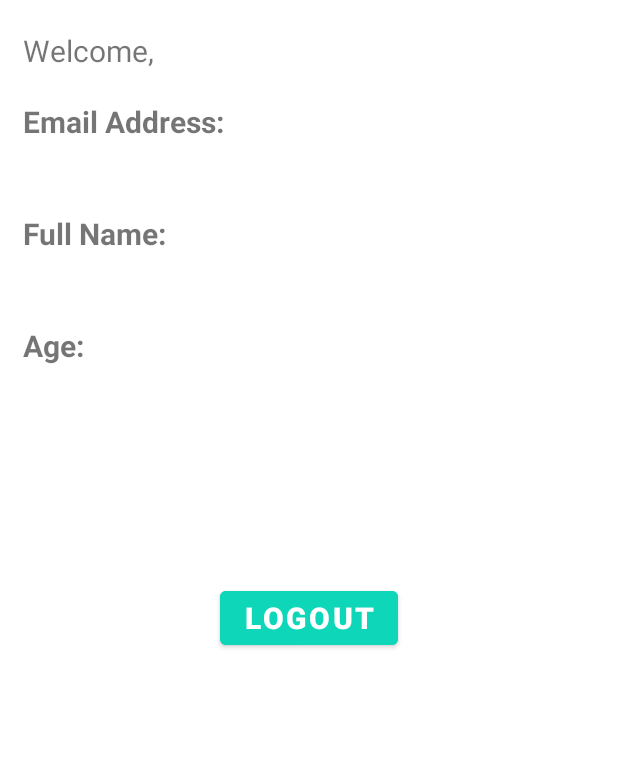
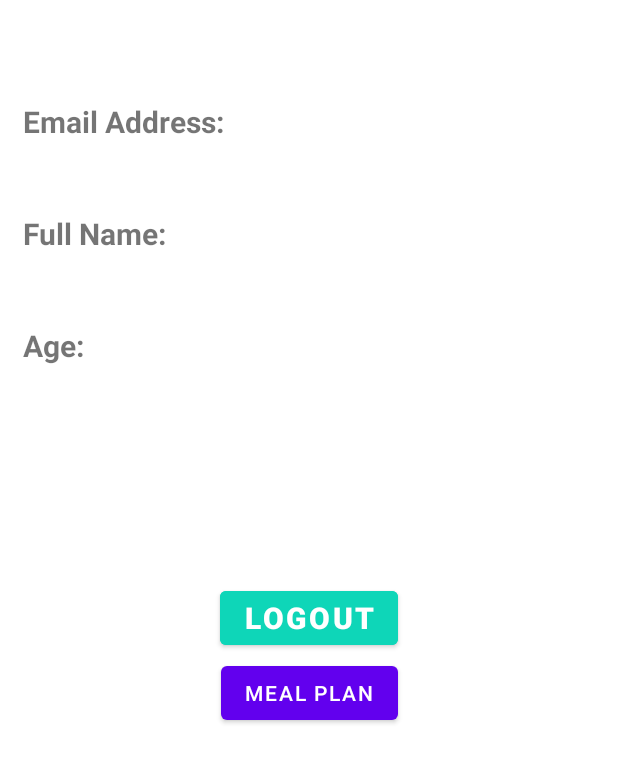
Before and after one commit to nurkhatijahht/AuthAppNew, an Android app: the ProfileActivity screen opened directly, with no data from a screen before it, on a phone screen of 412 x 824 dp. Shown: the top 763 px of the screen. Run offline under Robolectric (Android 15) with nearby library versions, the phone set to English and light mode, and no system bars; our stand-ins replace Firebase (no records; nobody signed in at launch, a user with empty details on screens opened directly).

Commit message:
New Updated

```diff
--- a/app/src/main/AndroidManifest.xml
+++ b/app/src/main/AndroidManifest.xml
@@ -11,6 +11,12 @@
         android:roundIcon="@mipmap/ic_launcher_round"
         android:supportsRtl="true"
         android:theme="@style/Theme.AuthApp">
+        <activity
+            android:name=".MealList"
+            android:exported="false" />
+        <activity
+            android:name=".MealPlan"
+            android:exported="false" />
         <activity
             android:name=".forgotPassword"
             android:exported="false" />
--- a/app/src/main/java/com/example/authapp/ProfileActivity.java
+++ b/app/src/main/java/com/example/authapp/ProfileActivity.java
@@ -6,7 +6,9 @@ import androidx.appcompat.app.AppCompatActivity;
 import android.content.Intent;
 import android.os.Bundle;
 import android.view.View;
+import android.widget.ArrayAdapter;
 import android.widget.Button;
+import android.widget.ListView;
 import android.widget.TextView;
 import android.widget.Toast;
 
@@ -18,17 +20,29 @@ import com.google.firebase.database.DatabaseReference;
 import com.google.firebase.database.FirebaseDatabase;
 import com.google.firebase.database.ValueEventListener;
 
+import org.w3c.dom.Text;
+
+import java.util.ArrayList;
+import java.util.List;
+
 public class ProfileActivity extends AppCompatActivity {
 
+    private FirebaseUser user;
+    private DatabaseReference reference;
 
-    private Button logout;
+    private String userID;
+
+    private Button logout, gotomelaplan;
+
 
     @Override
     protected void onCreate(Bundle savedInstanceState) {
         super.onCreate(savedInstanceState);
         setContentView(R.layout.activity_profile);
 
+
         logout = (Button) findViewById(R.id.signOut);
+        gotomelaplan = (Button) findViewById(R.id.gotomealplan);
 
         logout.setOnClickListener(new View.OnClickListener() {
             @Override
@@ -38,5 +52,44 @@ public class ProfileActivity extends AppCompatActivity {
             }
         });
 
+        user = FirebaseAuth.getInstance().getCurrentUser();
+        reference = FirebaseDatabase.getInstance().getReference("Users");
+        userID = user.getUid();
+
+        final TextView greetingTextView = (TextView) findViewById(R.id.greeting);
+        final TextView fullNameTextView = (TextView) findViewById(R.id.fullName1);
+        final TextView emailTextView = (TextView) findViewById(R.id.emailAddress1);
+        final TextView ageTextView = (TextView) findViewById(R.id.age1);
+
+        reference.child(userID).addListenerForSingleValueEvent(new ValueEventListener() {
+            @Override
+            public void onDataChange(@NonNull DataSnapshot snapshot) {
+                User userProfile = snapshot.getValue(User.class);
+
+                if (userProfile != null){
+                    String fullName = userProfile.fullname;
+                    String email = userProfile.email;
+                    String age = userProfile.age;
+
+                    greetingTextView.setText("Welcome, " + fullName + "!");
+                    fullNameTextView.setText(fullName);
+                    emailTextView.setText(email);
+                    ageTextView.setText(age);
+                }
+            }
+
+            @Override
+            public void onCancelled(@NonNull DatabaseError error) {
+                Toast.makeText(ProfileActivity.this, "Something wrong happened!", Toast.LENGTH_SHORT).show();
+            }
+        });
+
+        gotomelaplan.setOnClickListener(new View.OnClickListener() {
+            @Override
+            public void onClick(View v) {
+                startActivity(new Intent(ProfileActivity.this, MealPlan.class));
+            }
+        });
+
     }
 }
--- a/app/src/main/res/layout/activity_profile.xml
+++ b/app/src/main/res/layout/activity_profile.xml
@@ -8,7 +8,6 @@
 
     <TextView
         android:id="@+id/greeting"
-        android:text="Welcome, "
         android:layout_width="wrap_content"
         android:layout_height="wrap_content"
         android:textSize="20sp"
@@ -29,7 +28,7 @@
         android:textSize="20sp"/>
 
     <TextView
-        android:id="@+id/emailAddress"
+        android:id="@+id/emailAddress1"
         android:layout_width="wrap_content"
         android:layout_height="wrap_content"
         app:layout_constraintTop_toBottomOf="@id/emailAddressTitle"
@@ -43,19 +42,19 @@
         android:layout_height="wrap_content"
         android:text="Full Name:"
         android:textStyle="bold"
-        app:layout_constraintTop_toBottomOf="@id/emailAddress"
+        app:layout_constraintTop_toBottomOf="@id/emailAddress1"
         app:layout_constraintLeft_toLeftOf="@id/greeting"
         android:layout_marginTop="20dp"
         android:textSize="20sp"/>
 
     <TextView
-        android:id="@+id/fullname"
+        android:id="@+id/fullName1"
         android:layout_width="wrap_content"
         android:layout_height="wrap_content"
+        android:layout_marginLeft="30dp"
         android:textSize="20sp"
-        app:layout_constraintTop_toBottomOf="@id/fullNameTitle"
         app:layout_constraintLeft_toLeftOf="@id/emailAddressTitle"
-        android:layout_marginLeft="30dp"/>
+        app:layout_constraintTop_toBottomOf="@id/fullNameTitle" />
 
     <TextView
         android:id="@+id/ageTitle"
@@ -63,24 +62,19 @@
         android:layout_height="wrap_content"
         android:text="Age:"
         android:textStyle="bold"
-        app:layout_constraintTop_toBottomOf="@id/fullname"
+        app:layout_constraintTop_toBottomOf="@id/fullName1"
         app:layout_constraintLeft_toLeftOf="@id/fullNameTitle"
         android:layout_marginTop="20dp"
         android:textSize="20sp"/>
 
     <TextView
-        android:id="@+id/age"
+        android:id="@+id/age1"
         android:layout_width="wrap_content"
         android:layout_height="wrap_content"
         android:textSize="20sp"
         app:layout_constraintTop_toBottomOf="@id/ageTitle"
         app:layout_constraintLeft_toLeftOf="@id/fullNameTitle"
         android:layout_marginLeft="30dp"/>
-
-
-
-
-
 
     <Button
         android:id="@+id/signOut"
@@ -96,4 +90,16 @@
         app:layout_constraintLeft_toLeftOf="parent"
         app:layout_constraintBottom_toBottomOf="parent"/>
 
+    <Button
+        android:layout_width="wrap_content"
+        android:layout_height="wrap_content"
+        android:id="@+id/gotomealplan"
+        android:text="MEAL PLAN"
+        tools:ignore="MissingConstraints"
+        app:layout_constraintTop_toTopOf="parent"
+        app:layout_constraintRight_toRightOf="parent"
+        app:layout_constraintLeft_toLeftOf="parent"
+        app:layout_constraintBottom_toBottomOf="parent"
+        android:layout_marginTop="100dp"/>
+
 </androidx.constraintlayout.widget.ConstraintLayout>
```
Also changed, not shown: app/src/main/java/com/example/authapp/MealList.java (added, +14 -0 lines), app/src/main/java/com/example/authapp/MealPlan.java (added, +37 -0 lines), app/src/main/java/com/example/authapp/User.java (+5 -3 lines), app/src/main/res/layout/activity_meal_list.xml (added, +17 -0 lines), app/src/main/res/layout/activity_meal_plan.xml (added, +106 -0 lines).
